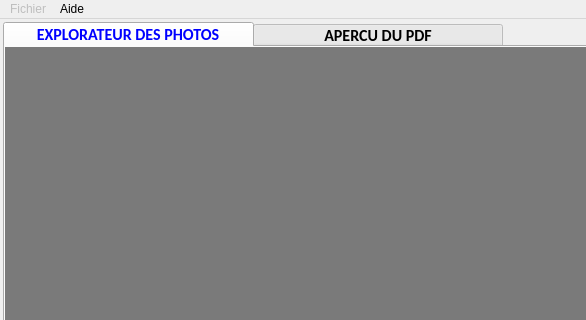
The window that PhotosConsigne/ui/mainUI.ui (FlorianLance/PhotosConsigne) describes before a commit, drawn with Qt 5; both pictures show x 0 to 586 and y 0 to 320 of the 956 by 574 pixel window.
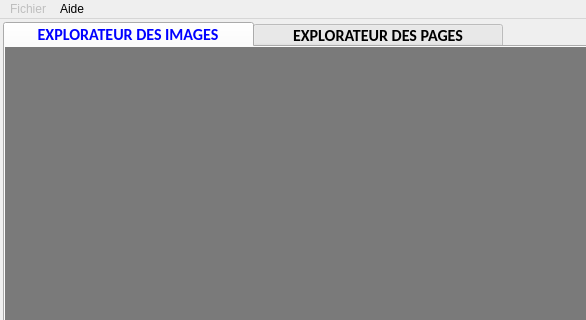
The same window after the commit.

```diff
--- a/PhotosConsigne/ui/mainUI.ui
+++ b/PhotosConsigne/ui/mainUI.ui
@@ -83,7 +83,7 @@
             <string notr="true">background-color: rgb(122, 122, 122);</string>
            </property>
            <attribute name="title">
-            <string>EXPLORATEUR DES PHOTOS</string>
+            <string>EXPLORATEUR DES IMAGES</string>
            </attribute>
            <layout class="QVBoxLayout" name="vlImage"/>
           </widget>
@@ -92,7 +92,7 @@
             <string notr="true">background-color: rgb(122,122,122);</string>
            </property>
            <attribute name="title">
-            <string>APERCU DU PDF</string>
+            <string>EXPLORATEUR DES PAGES</string>
            </attribute>
            <layout class="QVBoxLayout" name="vlPreview"/>
           </widget>
```
